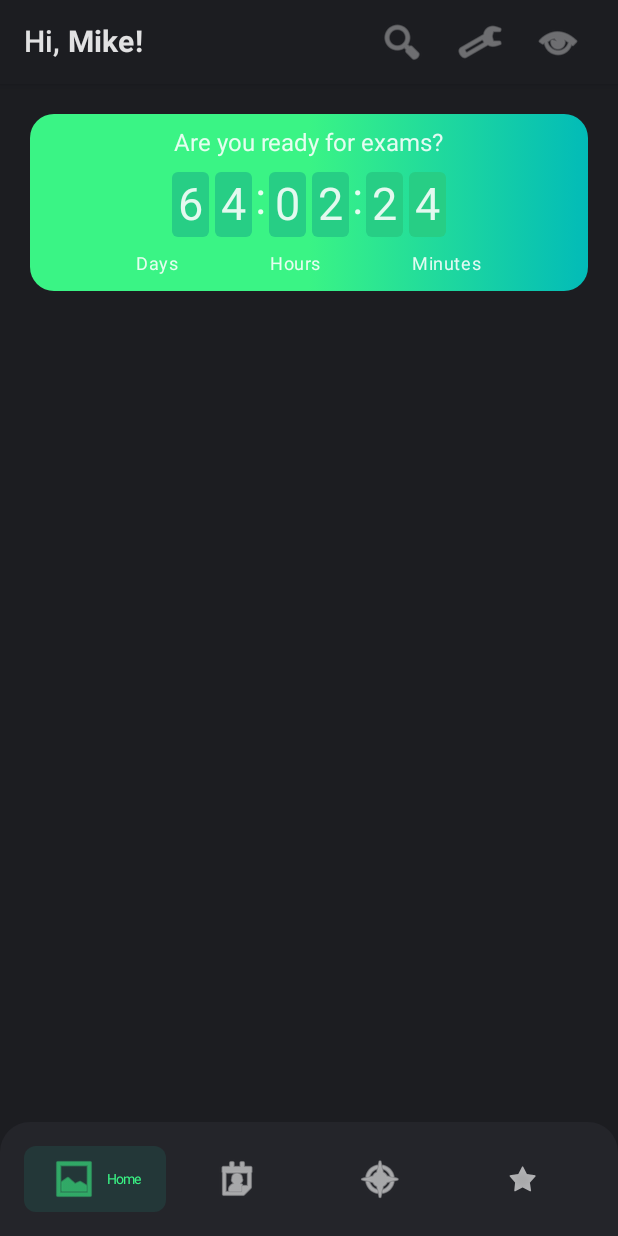
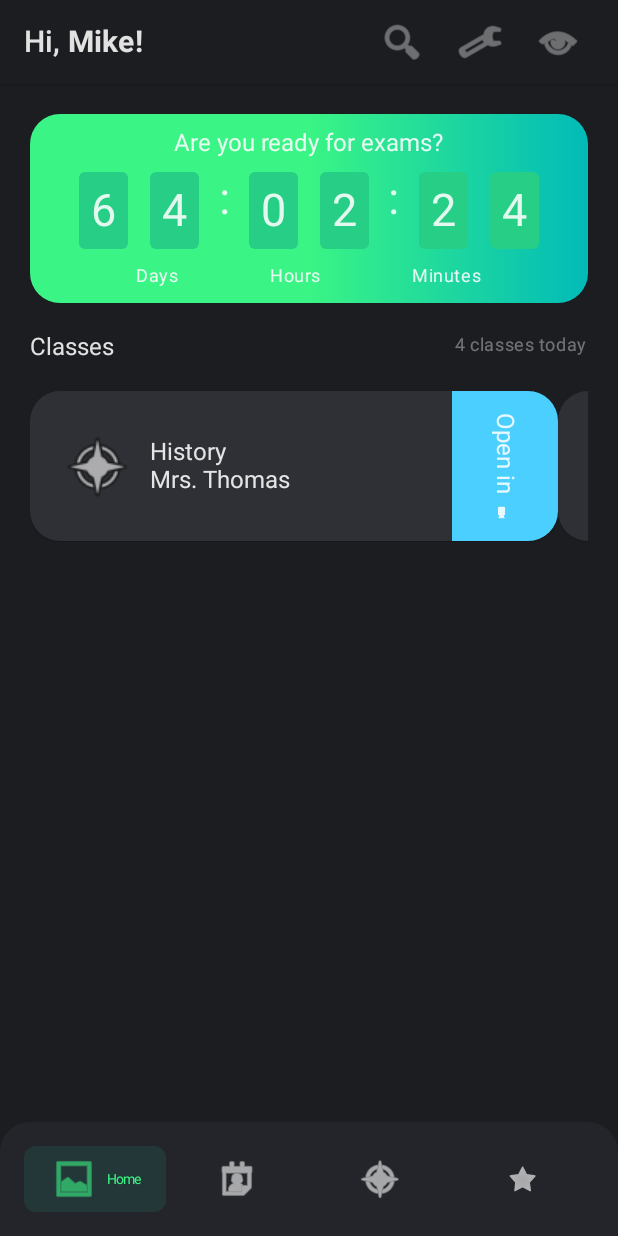
Before and after one commit to zamyatinmn/School-helper, an Android app built with Jetpack Compose: the home screen opened through its navigation route, on a phone screen of 412 x 824 dp. Run offline under Robolectric (Android 15) with nearby library versions, the phone set to English and light mode, and no system bars.

Commit message:
Classes scratch

```diff
--- a/app/src/main/java/com/example/schoolhelper/ui/HomeScreen.kt
+++ b/app/src/main/java/com/example/schoolhelper/ui/HomeScreen.kt
@@ -1,33 +1,75 @@
 package com.example.schoolhelper.ui
 
+import androidx.compose.foundation.Image
 import androidx.compose.foundation.background
+import androidx.compose.foundation.clickable
 import androidx.compose.foundation.layout.*
-import androidx.compose.material.MaterialTheme
-import androidx.compose.material.Text
+import androidx.compose.foundation.lazy.LazyRow
+import androidx.compose.foundation.lazy.items
+import androidx.compose.foundation.lazy.rememberLazyListState
+import androidx.compose.material.*
 import androidx.compose.runtime.Composable
-import androidx.compose.runtime.getValue
-import androidx.compose.runtime.mutableStateOf
-import androidx.compose.runtime.remember
+import androidx.compose.runtime.rememberCoroutineScope
 import androidx.compose.ui.Alignment
 import androidx.compose.ui.Modifier
 import androidx.compose.ui.draw.clip
+import androidx.compose.ui.draw.rotate
 import androidx.compose.ui.graphics.Brush
+import androidx.compose.ui.platform.LocalDensity
+import androidx.compose.ui.platform.LocalView
+import androidx.compose.ui.res.painterResource
 import androidx.compose.ui.res.stringResource
+import androidx.compose.ui.text.style.TextAlign
 import androidx.compose.ui.tooling.preview.Preview
 import androidx.compose.ui.unit.dp
 import androidx.compose.ui.unit.sp
 import com.example.schoolhelper.R
-import com.example.schoolhelper.ui.theme.Greenn
-import com.example.schoolhelper.ui.theme.NumberBoxColor
-import com.example.schoolhelper.ui.theme.SchoolHelperTheme
-import com.example.schoolhelper.ui.theme.SpringGreen
+import com.example.schoolhelper.ui.theme.*
 import java.time.LocalDateTime
+import java.time.LocalTime
 import java.time.ZoneOffset
 
 @Composable
 fun HomeScreen(modifier: Modifier = Modifier) {
     Column(modifier = modifier.padding(20.dp), horizontalAlignment = Alignment.CenterHorizontally) {
         TimerView(Modifier.fillMaxWidth(), LocalDateTime.of(2022, 7, 30, 12, 55))
+        Spacer(modifier = Modifier.height(20.dp))
+        ClassesView(
+            classes = listOf(
+                SchoolClass(
+                    "History",
+                    "Mrs. Thomas",
+                    android.R.drawable.ic_menu_compass,
+                    "",
+                    LocalTime.now(),
+                    "urlurlurl"
+                ),
+                SchoolClass(
+                    "Literature",
+                    "Mrs. Barros",
+                    android.R.drawable.button_onoff_indicator_off,
+                    "",
+                    LocalTime.now(),
+                    ""
+                ),
+                SchoolClass(
+                    "Physical Education",
+                    "Mrs. Barros",
+                    android.R.drawable.stat_notify_chat,
+                    "Intensive preparation for The Junior World Championship in Los Angeles.",
+                    LocalTime.now(),
+                    ""
+                ),
+                SchoolClass(
+                    "Math",
+                    "Mr. Johny",
+                    android.R.drawable.ic_media_play,
+                    "",
+                    LocalTime.now(),
+                    ""
+                )
+            )
+        )
     }
 }
 
@@ -49,9 +91,11 @@ fun TimerView(modifier: Modifier = Modifier, dateTo: LocalDateTime) {
     ) {
         Column(horizontalAlignment = Alignment.CenterHorizontally) {
             Text(text = stringResource(R.string.counter_title))
-            Row(modifier = Modifier
-                .fillMaxWidth()
-                .padding(10.dp), horizontalArrangement = Arrangement.Center) {
+            Row(
+                modifier = Modifier
+                    .fillMaxWidth()
+                    .padding(10.dp), horizontalArrangement = Arrangement.SpaceEvenly
+            ) {
                 NumberBox(days / 10)
                 NumberBox(days % 10)
                 Text(text = ":", fontSize = 30.sp)
@@ -66,8 +110,14 @@ fun TimerView(modifier: Modifier = Modifier, dateTo: LocalDateTime) {
                 horizontalArrangement = Arrangement.SpaceEvenly
             ) {
                 Text(text = stringResource(R.string.days), style = MaterialTheme.typography.caption)
-                Text(text = stringResource(R.string.hours), style = MaterialTheme.typography.caption)
-                Text(text = stringResource(R.string.minutes), style = MaterialTheme.typography.caption)
+                Text(
+                    text = stringResource(R.string.hours),
+                    style = MaterialTheme.typography.caption
+                )
+                Text(
+                    text = stringResource(R.string.minutes),
+                    style = MaterialTheme.typography.caption
+                )
             }
         }
     }
@@ -80,9 +130,121 @@ fun NumberBox(number: Long) {
             .padding(horizontal = 2.dp)
             .clip(MaterialTheme.shapes.small)
             .background(NumberBoxColor)
-            .padding(4.dp)
+            .padding(8.dp)
     ) {
         Text(text = number.toString(), fontSize = 30.sp)
+    }
+}
+
+@Composable
+fun ClassesView(modifier: Modifier = Modifier, classes: List<SchoolClass>) {
+    val scrollState = rememberLazyListState()
+    val scope = rememberCoroutineScope()
+
+//    SideEffect {
+//        scope.launch {
+//            scrollState.scrollToItem(1)
+//        }
+//    }
+
+    Column(
+        modifier
+            .fillMaxWidth()
+            .height(400.dp)
+    ) {
+        Row(modifier = Modifier.fillMaxWidth(), horizontalArrangement = Arrangement.SpaceBetween) {
+            Text(text = stringResource(R.string.classes_title))
+            Text(
+                text = "${classes.size} classes today",
+                style = MaterialTheme.typography.caption,
+                color = MaterialTheme.colors.onSurface.copy(alpha = ContentAlpha.disabled)
+            )
+        }
+        Spacer(modifier = Modifier.height(20.dp))
+
+        LazyRow(
+            modifier = Modifier
+                .height(400.dp)
+                .fillMaxWidth(),
+            state = scrollState
+        ) {
+            items(classes) { item ->
+                ClassView(item = item)
+            }
+        }
+    }
+}
+
+data class SchoolClass(
+    val name: String,
+    val teacher: String,
+    val iconResource: Int,
+    val description: String,
+    val time: LocalTime,
+    val videoStream: String
+)
+
+@Composable
+fun ClassView(item: SchoolClass) {
+    Card(
+        modifier = Modifier
+            .width(
+                with(LocalDensity.current) {
+                    LocalView.current.width.toDp() - 60.dp
+                })
+            .height(100.dp),
+        shape = MaterialTheme.shapes.large,
+        backgroundColor = MaterialTheme.colors.surface
+    ) {
+        Row(Modifier.fillMaxWidth()) {
+            Row(
+                modifier = Modifier
+                    .weight(0.8f)
+                    .padding(start = 20.dp),
+                verticalAlignment = Alignment.CenterVertically
+            ) {
+                Image(
+                    modifier = Modifier.size(50.dp),
+                    painter = painterResource(id = item.iconResource),
+                    contentDescription = item.name
+                )
+                Column(
+                    modifier = Modifier
+                        .fillMaxHeight()
+                        .padding(start = 10.dp),
+                    verticalArrangement = Arrangement.Center
+                ) {
+                    Text(text = item.name)
+                    Text(text = item.teacher)
+                }
+            }
+            if (item.videoStream.isNotEmpty()) {
+                Box(
+                    Modifier
+                        .background(Bluee)
+                        .fillMaxHeight()
+                        .weight(0.2f)
+                        .clickable {
+
+                        }
+                ) {
+                    Row(
+                        Modifier
+                            .fillMaxHeight()
+                            .rotate(90f),
+                        horizontalArrangement = Arrangement.Center,
+                        verticalAlignment = Alignment.CenterVertically
+                    ) {
+                        Text(textAlign = TextAlign.Center, text = "Open in ")
+                        Icon(
+                            modifier = Modifier.padding(start = 4.dp, top = 4.dp),
+                            painter = painterResource(id = android.R.drawable.presence_video_online),
+                            contentDescription = "Open video"
+                        )
+                    }
+                }
+            }
+        }
     }
 }
 
--- a/app/src/main/java/com/example/schoolhelper/ui/theme/Shape.kt
+++ b/app/src/main/java/com/example/schoolhelper/ui/theme/Shape.kt
@@ -7,5 +7,5 @@ import androidx.compose.ui.unit.dp
 val Shapes = Shapes(
     small = RoundedCornerShape(4.dp),
     medium = RoundedCornerShape(8.dp),
-    large = RoundedCornerShape(16.dp)
+    large = RoundedCornerShape(20.dp)
 )
--- a/app/src/main/res/values/strings.xml
+++ b/app/src/main/res/values/strings.xml
@@ -4,4 +4,5 @@
     <string name="days">Days</string>
     <string name="hours">Hours</string>
     <string name="minutes">Minutes</string>
+    <string name="classes_title">Classes</string>
 </resources>
```
